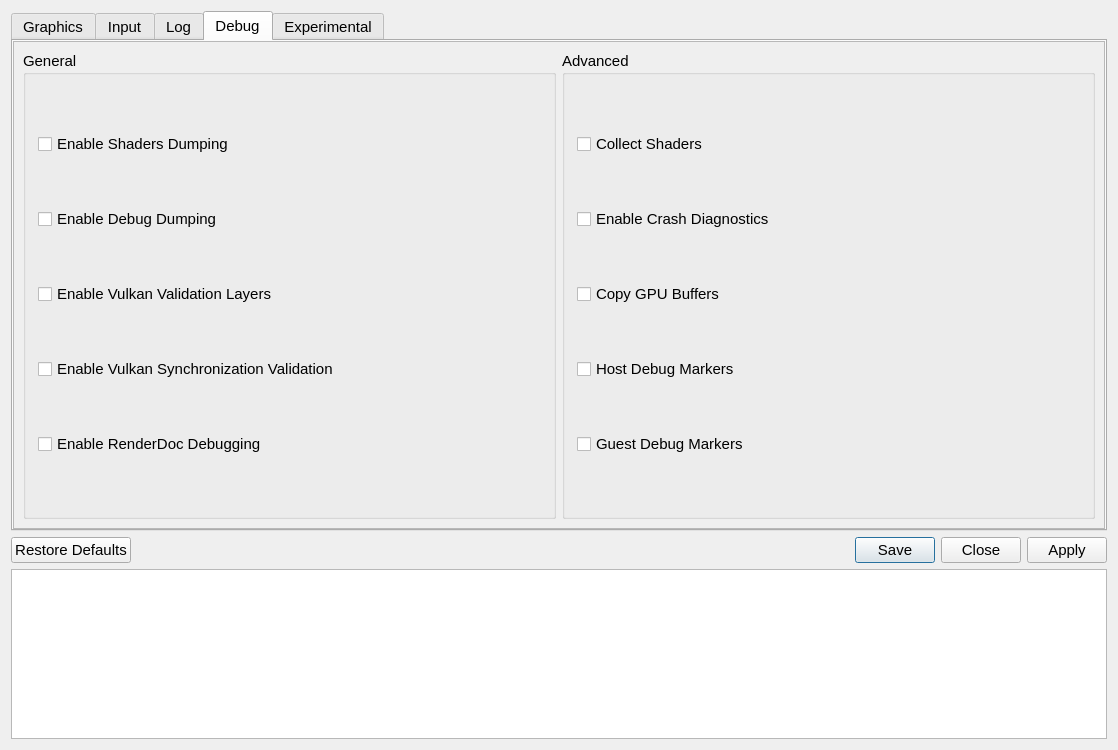
Before: the Qt Designer form src/qt_gui/game_specific_dialog.ui in diegolix29/shadPS4, drawn with Qt 5.
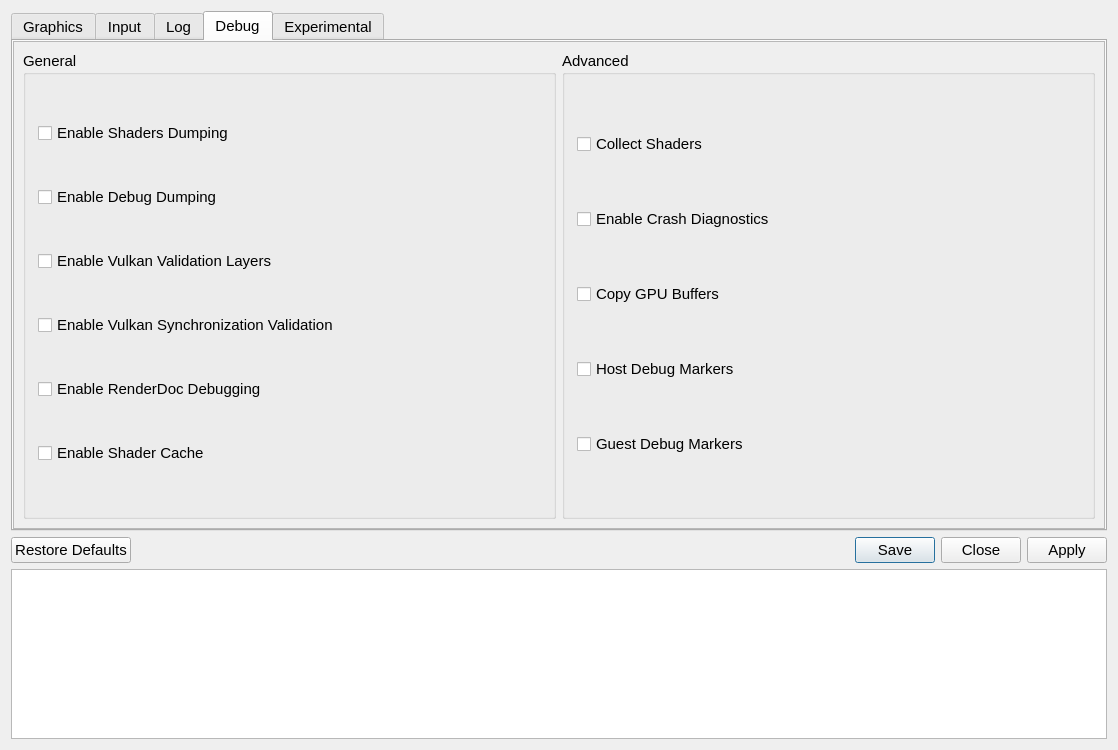
After: the same form once the commit is applied. The open tabs and pages were chosen to show the change. Icons and pictures are not drawn.

What changed in the file:
```diff
--- a/src/qt_gui/game_specific_dialog.ui
+++ b/src/qt_gui/game_specific_dialog.ui
@@ -1158,6 +1158,13 @@
         </property>
        </widget>
       </item>
+      <item>
+       <widget class="QCheckBox" name="cacheCheckBox">
+        <property name="text">
+         <string>Enable Shader Cache</string>
+        </property>
+       </widget>
+      </item>
      </layout>
     </widget>
    </item>
```
